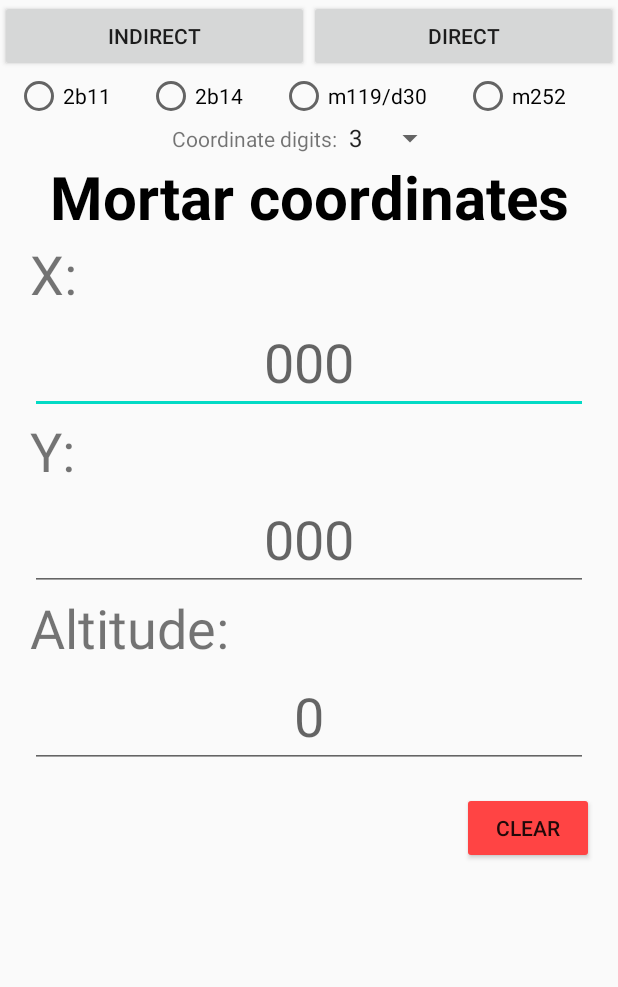
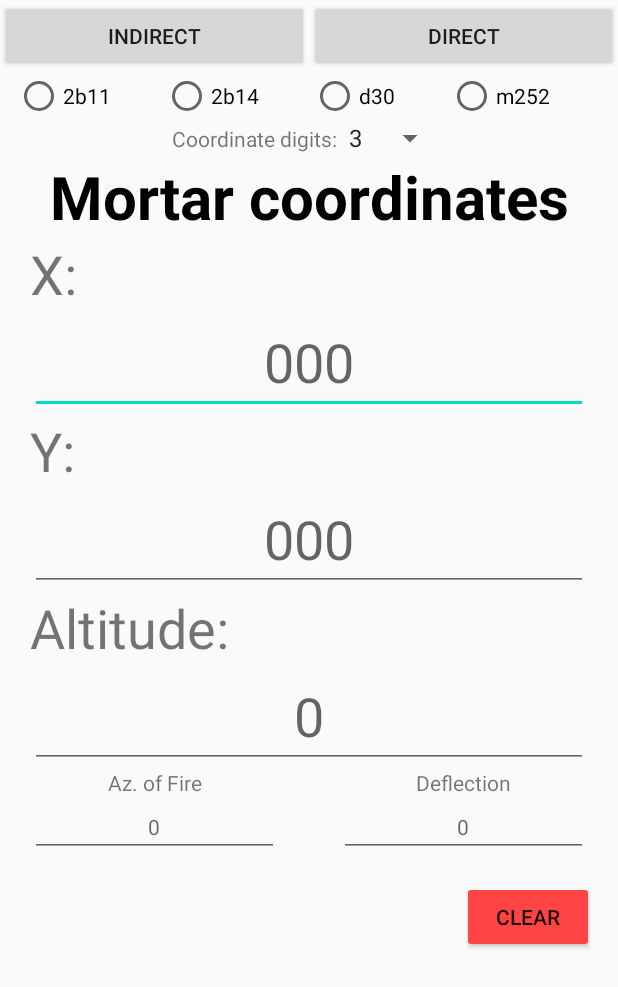
Before and after one commit to MivinaTraktor/mortar-android, an Android app: the screen it shows after launch (MainActivity), on a phone screen of 412 x 824 dp. Shown: the top 987 px of the screen. Run offline under Robolectric (Android 15) with nearby library versions, the phone set to English and light mode, and no system bars.

Commit message:
deflection + d30 fixes

```diff
--- a/app/src/main/java/com/example/first_test/MainActivity.kt
+++ b/app/src/main/java/com/example/first_test/MainActivity.kt
@@ -60,6 +60,12 @@ class MainActivity : AppCompatActivity() {
             else
                 editText.setText("")
         }
+        listOf(azOfFire, initDef).forEachIndexed { i, editText ->
+            if (deflectionArray[i] != null)
+                editText.setText(deflectionArray[i].toString())
+            else
+                editText.setText("")
+        }
     }
 
     fun onClickIndirect(view: View) {
@@ -75,6 +81,9 @@ class MainActivity : AppCompatActivity() {
         }
         listOf(mortarX.text.toString(), mortarY.text.toString(), mortarAlt.text.toString()).forEachIndexed { i, field->
             if (field.isNotEmpty()) mCoordinates[i] = field.toInt() else mCoordinates[i] = null
+        }
+        listOf(azOfFire.text.toString(), initDef.text.toString()).forEachIndexed { i, field ->
+            if (field.isNotEmpty()) deflectionArray[i] = field.toInt() else deflectionArray[i] = null
         }
         val intent = Intent(this, IndirectActivity::class.java)
         startActivity(intent)
--- a/app/src/main/java/com/example/first_test/TargetActivity.kt
+++ b/app/src/main/java/com/example/first_test/TargetActivity.kt
@@ -20,6 +20,7 @@ class TargetActivity : AppCompatActivity() {
     private var azimuth360 = 0.0
     private var currentNumber = 0
     private var tValues = target(mCoordinates.requireNoNulls(), tCoordinates.requireNoNulls())
+    private var defValues = arrayOf(deflectionArray[0] ?: 0, deflectionArray[1] ?: 0)
     private var solutionList = chargesList(tValues)
     private var currentSolution = solutionList.first()
     private var hiSelected = true
@@ -65,6 +66,8 @@ class TargetActivity : AppCompatActivity() {
         textViewEl.text = "%.1f".format(elevation)
         textViewAz360.text = "%.1f°".format(azimuth360)
         textViewEl360.text = "%.2f°".format(elevation360)
+        AOFLabel.text = deflectionArray[0].toString()
+        defLabel.text = calcDeflection(defValues[0], defValues[1], azimuth).roundToInt().toString()
     }
 
     fun onClickHi(view: View) {
--- a/app/src/main/java/com/example/first_test/constants.kt
+++ b/app/src/main/java/com/example/first_test/constants.kt
@@ -5,10 +5,11 @@ data class ChargePair(val charge: Int, val hi: Solution, val lo: Solution)
 
 var mCoordinates: Array<Int?> = Array(3) { null }
 var tCoordinates: Array<Int?> = Array(3) { null }
+var deflectionArray: Array<Int?> = Array(3) { null }
 var rangeMultiplier = 100
 var mortarCharges: Array<Double>? = null
 var muzzleVelocity: Double? = null
-const val MIL = 17.777778
+var artDegree = 6400.0
 var zeros = "Select format"
 val stdDispersion = 25
 const val G = 9.81
--- a/app/src/main/res/layout/activity_main.xml
+++ b/app/src/main/res/layout/activity_main.xml
@@ -5,7 +5,7 @@
         xmlns:app="http://schemas.android.com/apk/res-auto"
         android:layout_width="match_parent"
         android:layout_height="match_parent"
-        tools:context=".IndirectActivity">
+        tools:context=".MainActivity">
 
 <androidx.constraintlayout.widget.ConstraintLayout
         android:layout_width="match_parent"
@@ -59,12 +59,13 @@
                          android:layout_weight="1"
                          android:text="@string/podnos"
                          android:onClick="onMortarSelected"/>
-            <RadioButton android:id="@+id/butd30"
-                         android:layout_width="wrap_content"
-                         android:layout_height="wrap_content"
-                         android:layout_weight="1"
-                         android:text="@string/m119d30"
-                         android:onClick="onMortarSelected"/>
+            <RadioButton
+                android:id="@+id/butd30"
+                android:layout_width="wrap_content"
+                android:layout_height="wrap_content"
+                android:layout_weight="1"
+                android:onClick="onMortarSelected"
+                android:text="@string/d30" />
             <RadioButton android:id="@+id/butm252"
                          android:layout_width="wrap_content"
                          android:layout_height="wrap_content"
@@ -149,6 +150,61 @@
                 android:textAlignment="center"
                 android:textSize="36sp"
                 android:layout_marginHorizontal="20dp"/>
+
+        <LinearLayout
+            android:layout_width="match_parent"
+            android:layout_height="wrap_content"
+            android:orientation="horizontal">
+
+            <LinearLayout
+                android:layout_width="match_parent"
+                android:layout_height="wrap_content"
+                android:layout_weight="1"
+                android:orientation="vertical" >
+
+                <TextView
+                    android:id="@+id/textView6"
+                    android:layout_width="match_parent"
+                    android:layout_height="wrap_content"
+                    android:text="Az. of Fire"
+                    android:textAlignment="center" />
+
+                <EditText
+                    android:id="@+id/azOfFire"
+                    android:layout_width="match_parent"
+                    android:layout_height="wrap_content"
+                    android:layout_marginHorizontal="20dp"
+                    android:hint="@string/zero"
+                    android:inputType="number"
+                    android:textAlignment="center"
+                    android:textSize="14sp" />
+
+            </LinearLayout>
+
+            <LinearLayout
+                android:layout_width="match_parent"
+                android:layout_height="wrap_content"
+                android:layout_weight="1"
+                android:orientation="vertical" >
+
+                <TextView
+                    android:id="@+id/textView7"
+                    android:layout_width="match_parent"
+                    android:layout_height="wrap_content"
+                    android:text="Deflection"
+                    android:textAlignment="center" />
+
+                <EditText
+                    android:id="@+id/initDef"
+                    android:layout_width="match_parent"
+                    android:layout_height="wrap_content"
+                    android:layout_marginHorizontal="20dp"
+                    android:hint="@string/zero"
+                    android:inputType="number"
+                    android:textAlignment="center"
+                    android:textSize="14sp" />
+            </LinearLayout>
+        </LinearLayout>
     </LinearLayout>
     <Button
             android:text="@string/clear"
--- a/app/src/main/res/values/strings.xml
+++ b/app/src/main/res/values/strings.xml
@@ -11,7 +11,7 @@
     <string name="zero">0</string>
     <string name="zeroDegrees">0°</string>
     <string name="m252">m252</string>
-    <string name="m119d30">m119/d30</string>
+    <string name="d30">d30</string>
     <string name="podnos">2b14</string>
     <string name="dvab11">2b11</string>
     <string name="calculate">Calculate</string>
--- a/build.gradle
+++ b/build.gradle
@@ -8,7 +8,7 @@ buildscript {
 
     }
     dependencies {
-        classpath 'com.android.tools.build:gradle:4.0.1'
+        classpath 'com.android.tools.build:gradle:4.1.2'
         classpath "org.jetbrains.kotlin:kotlin-gradle-plugin:$kotlin_version"
 
         // NOTE: Do not place your application dependencies here; they belong
```
Also changed, not shown: app/src/main/java/com/example/first_test/functions.kt (+12 -5 lines), app/src/main/java/com/example/first_test/tables.kt (+6 -2 lines), app/src/main/res/layout/activity_target.xml (+215 -125 lines), gradle/wrapper/gradle-wrapper.properties.
